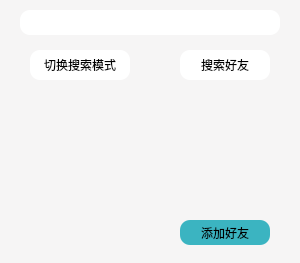
First picture: the form in client/ui/searchnewfriend.ui, repository pechpo/What-s-up, before the edit.
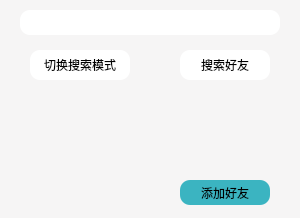
Second picture: the form after the edit.

Patch:
```diff
--- a/client/ui/searchnewfriend.ui
+++ b/client/ui/searchnewfriend.ui
@@ -7,7 +7,7 @@
     <x>0</x>
     <y>0</y>
     <width>300</width>
-    <height>263</height>
+    <height>218</height>
    </rect>
   </property>
   <property name="windowTitle">
@@ -34,7 +34,7 @@
    <property name="geometry">
     <rect>
      <x>180</x>
-     <y>220</y>
+     <y>180</y>
      <width>90</width>
      <height>25</height>
     </rect>
```
